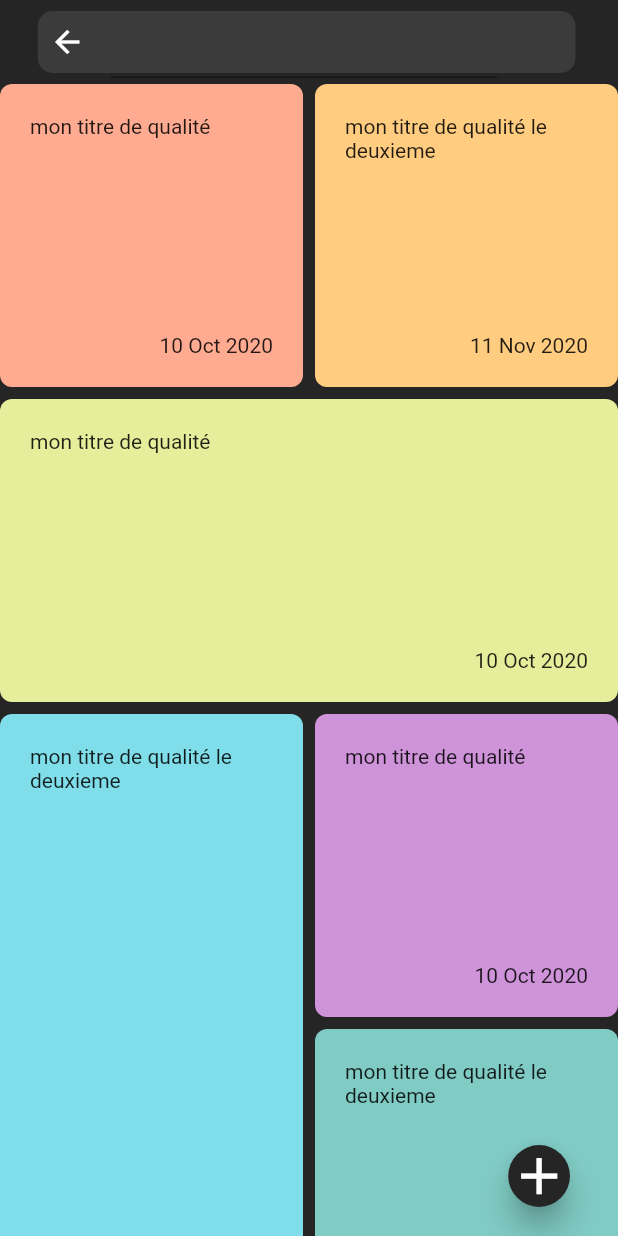
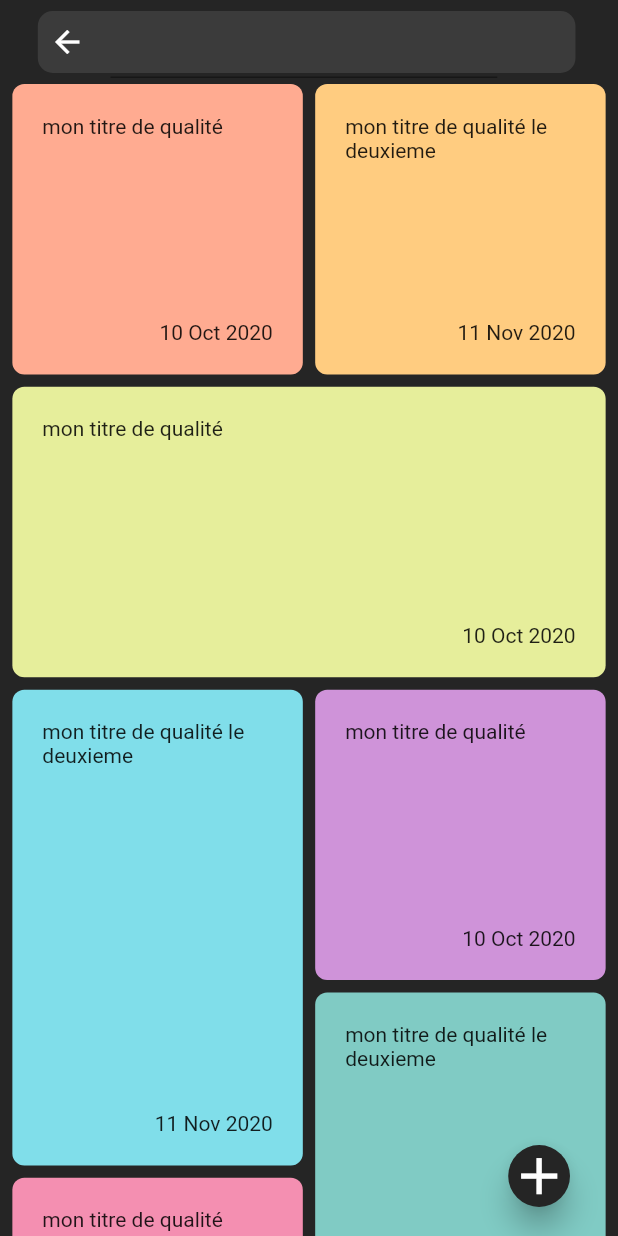
Before and after one commit to hatch01/yasna, a Flutter app: the screen it shows after launch, after a tap on the "search" icon, on a phone screen of 412 x 824 dp. Run offline on Flutter 3.47's test engine with Material 2 defaults, Android fonts, the light colour scheme and no system bars; our stand-ins replace bloc, flutter_bloc, sizer; missing offline and left inert: flutter_quill.

Commit message:
puis ce que c'est comme ca j'ai réinventé la roue

```diff
--- a/lib/screen/note_selection/component/res.dart
+++ b/lib/screen/note_selection/component/res.dart
@@ -1,18 +1,8 @@
 import 'package:flutter/material.dart';
-import 'package:flutter_staggered_grid_view/flutter_staggered_grid_view.dart';
 
 class Res {
   static String appBarTitle = "Notes";
 
-  static List<QuiltedGridTile> gridPatern = [
-    const QuiltedGridTile(1, 1),
-    const QuiltedGridTile(1, 1),
-    const QuiltedGridTile(1, 2),
-    const QuiltedGridTile(2, 1),
-    const QuiltedGridTile(1, 1),
-    const QuiltedGridTile(2, 1),
-    const QuiltedGridTile(1, 1),
-  ];
 
   static List<Color> tileColors = [
     const Color(0xFFffab91),
--- a/lib/screen/note_selection/controller/note_bloc.dart
+++ b/lib/screen/note_selection/controller/note_bloc.dart
@@ -33,58 +33,77 @@
   void _onRetrieveNote(event, emit) {
     List<Note> noteList = [
       Note(
+          key: UniqueKey(),
           couleur: Colors.red,
           date: DateTime(2020, 10, 10, 10, 10),
           title: "mon titre de qualité"),
       Note(
+          key: UniqueKey(),
           couleur: Colors.green,
           date: DateTime(2020, 11, 11, 11, 11),
           title: "mon titre de qualité le deuxieme"),
       Note(
+          key: UniqueKey(),
           couleur: Colors.red,
           date: DateTime(2020, 10, 10, 10, 10),
           title: "mon titre de qualité"),
       Note(
+          key: UniqueKey(),
           couleur: Colors.green,
           date: DateTime(2020, 11, 11, 11, 11),
           title: "mon titre de qualité le deuxieme"),
       Note(
+          key: UniqueKey(),
           couleur: Colors.red,
           date: DateTime(2020, 10, 10, 10, 10),
           title: "mon titre de qualité"),
       Note(
+          key: UniqueKey(),
           couleur: Colors.green,
           date: DateTime(2020, 11, 11, 11, 11),
           title: "mon titre de qualité le deuxieme"),
       Note(
+          key: UniqueKey(),
           couleur: Colors.red,
           date: DateTime(2020, 10, 10, 10, 10),
           title: "mon titre de qualité"),
       Note(
+          key: UniqueKey(),
           couleur: Colors.green,
           date: DateTime(2020, 11, 11, 11, 11),
           title: "mon titre de qualité le deuxieme"),
       Note(
+          key: UniqueKey(),
           couleur: Colors.red,
           date: DateTime(2020, 10, 10, 10, 10),
           title: "mon titre de qualité"),
       Note(
+          key: UniqueKey(),
           couleur: Colors.green,
           date: DateTime(2020, 11, 11, 11, 11),
           title: "mon titre de qualité le deuxieme"),
       Note(
+          key: UniqueKey(),
           couleur: Colors.red,
           date: DateTime(2020, 10, 10, 10, 10),
           title: "mon titre de qualité"),
       Note(
+          key: UniqueKey(),
           couleur: Colors.green,
           date: DateTime(2020, 11, 11, 11, 11),
           title: "mon titre de qualité le deuxieme"),
       Note(
+          key: UniqueKey(),
           couleur: Colors.red,
           date: DateTime(2020, 10, 10, 10, 10),
           title: "mon titre de qualité"),
       Note(
+          key: UniqueKey(),
+          couleur: Colors.green,
+          date: DateTime(2020, 11, 11, 11, 11),
+          title: "mon titre de qualité le deuxieme"),
+      Note(
+          key: UniqueKey(),
           couleur: Colors.green,
           date: DateTime(2020, 11, 11, 11, 11),
           title: "mon titre de qualité le deuxieme"),
@@ -110,9 +129,8 @@
   }
 
   void _onStartFilter(StartFilter event, emit) {
-    print("_onStartFilter");
-    print(lastFilter);
     emit(NoteFilterStarting(noteList: state.noteList, filter: lastFilter));
+    add(Filter(filter: lastFilter));
   }
 
   void _onStopFilter(StopFilter event, emit) {
--- a/lib/screen/note_selection/model/note.dart
+++ b/lib/screen/note_selection/model/note.dart
@@ -4,5 +4,6 @@
   DateTime date;
   String title;
   Color couleur;
-  Note({required this.couleur, required this.date, required this.title});
+  Key key;
+  Note({required this.couleur, required this.date, required this.title, required this.key});
 }
--- a/lib/screen/note_selection/view/note_grid.dart
+++ b/lib/screen/note_selection/view/note_grid.dart
@@ -1,7 +1,8 @@
 import 'package:flutter/material.dart';
 import 'package:flutter_bloc/flutter_bloc.dart';
-import 'package:flutter_staggered_grid_view/flutter_staggered_grid_view.dart';
+import 'package:sizer/sizer.dart';
 import 'package:yasna/component/loading.dart';
+import 'package:yasna/component/main_res.dart';
 import 'package:yasna/screen/note_selection/component/res.dart';
 
 import '../controller/note_bloc.dart';
@@ -20,27 +21,76 @@
             state is NoteFilterReseting) {
           return const Loading();
         }
-        return GridView.custom(
-          gridDelegate: SliverQuiltedGridDelegate(
-            crossAxisCount: 2,
-            mainAxisSpacing: 8,
-            crossAxisSpacing: 8,
-            repeatPattern: QuiltedGridRepeatPattern.inverted,
-            pattern: Res.gridPatern,
+        int index = -1;
+        return SingleChildScrollView(
+          child: Stack(
+            children: state.noteList.map((e) {
+              index++;
+              int indexModuled = index % 8;
+              double padding = 2.w;
+              double left = padding;
+              double top = 0.01.h;
+              double bottom = 0.0;
+              double right = 0.0;
+              double width = 47.w;
+              double height = 47.w;
+
+              double topOneSegment =
+                  ((index) / 8).floor() * (4 * height + 5 * padding + 77.w);
+              switch (indexModuled) {
+                case 0:
+                  top = topOneSegment;
+                  break;
+                case 1:
+                  top = topOneSegment;
+                  left = width + (2 * padding);
+                  right = 0.0;
+                  break;
+                case 2:
+                  top = height + padding + topOneSegment;
+                  width = 100.w - (2 * padding);
+                  break;
+                case 3:
+                  top = 2 * height + 2 * padding + topOneSegment;
+                  height = 77.w;
+                  break;
+                case 4:
+                  top = 2 * height + 2 * padding + topOneSegment;
+                  left = width + (2 * padding);
+                  break;
+                case 5:
+                  top = 3 * height + 3 * padding + topOneSegment;
+                  left = width + (2 * padding);
+                  height = 77.w;
+                  break;
+                case 6:
+                  top = 2 * height + 3 * padding + 77.w + topOneSegment;
+                  break;
+
+                case 7:
+                  top = 3 * height + 4 * padding + 77.w + topOneSegment;
+                  width = 100.w - (2 * padding);
+                  break;
+              }
+              return AnimatedPadding(
+                key: e.key,
+                padding: EdgeInsets.only(
+                    left: left, top: top, right: right, bottom: bottom),
+                duration: MainRes.animationDuration,
+                child: AnimatedContainer(
+                  key: e.key,
+                  height: height,
+                  width: width,
+                  duration: MainRes.animationDuration,
+                  child: NoteTile(
+                    tileType: Res.tileTypes[index % 7],
+                    note: e,
+                    id: index,
+                  ),
+                ),
+              );
+            }).toList(),
           ),
-          childrenDelegate: SliverChildBuilderDelegate(
-            (context, index) {
-              if (index < state.noteList.length) {
-                return NoteTile(
-                  tileType: Res.tileTypes[index % 7],
-                  note: state.noteList[(index % state.noteList.length)],
-                  id: index,
-                );
-              }
-              return null;
-            },
-          ),
-          // itemCount: state.noteList.length,
         );
       },
     );
--- a/pubspec.yaml
+++ b/pubspec.yaml
@@ -40,7 +40,6 @@
   sizer: ^2.0.15
   path_provider: ^2.0.11
   go_router: ^4.2.2
-  flutter_staggered_grid_view: ^0.6.2
 
 dev_dependencies:
   flutter_test:
```
Also changed, not shown: pubspec.lock.
